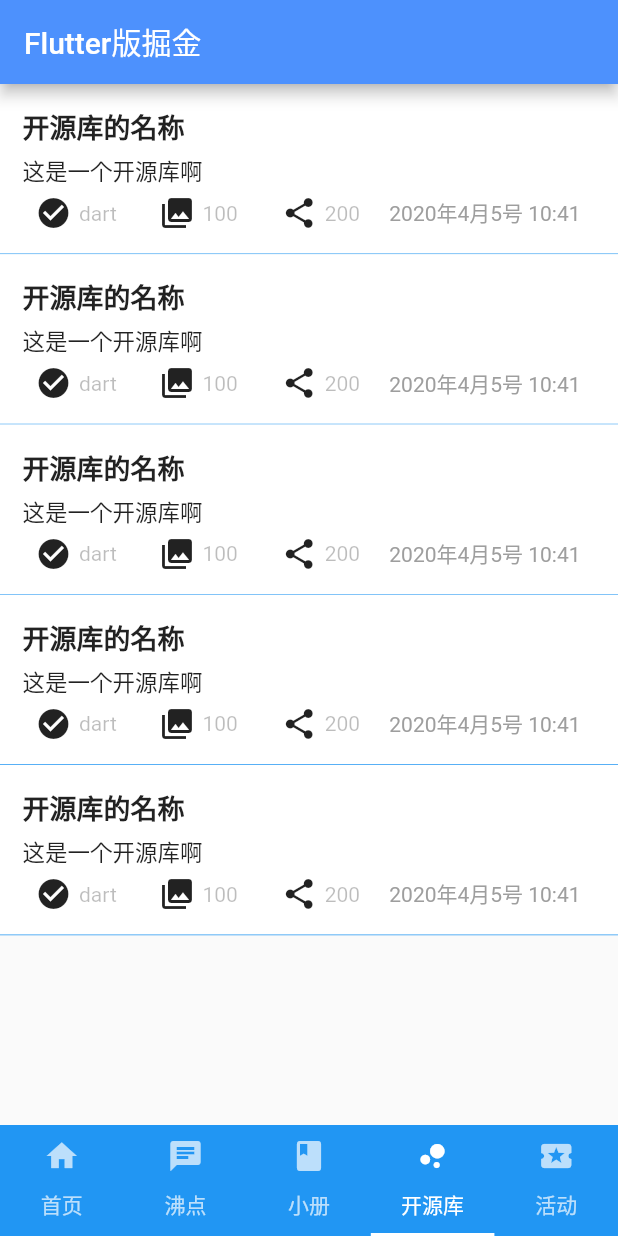
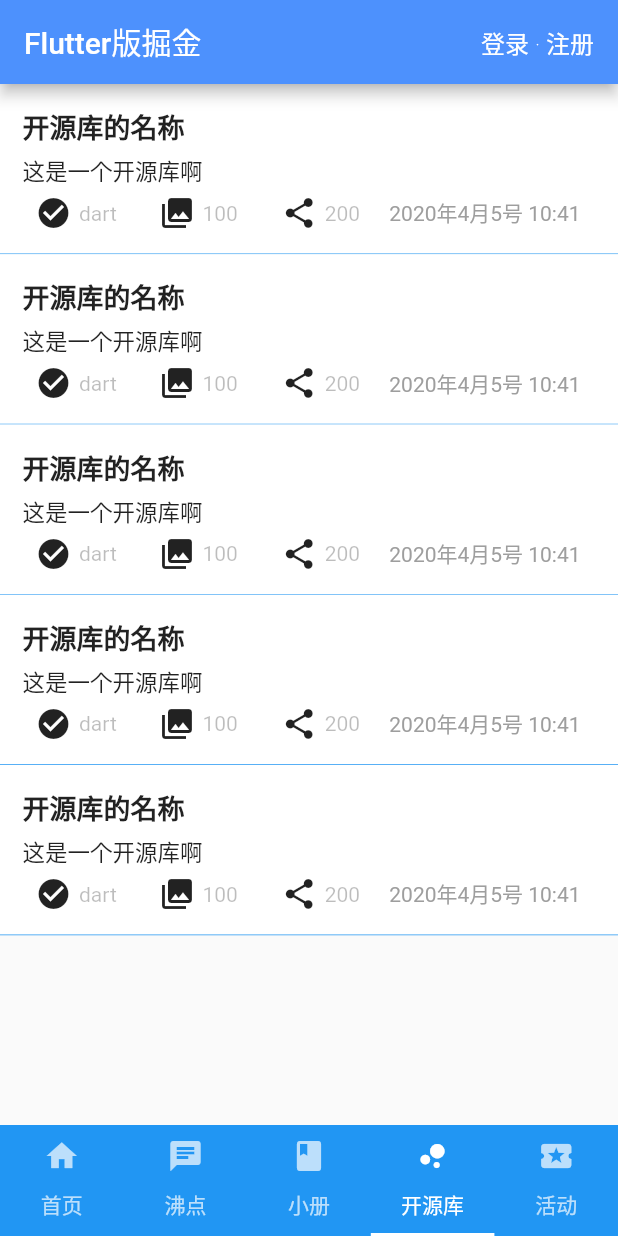
Before and after one commit to xiaoliudeHub/Flutter_juejin, a Flutter app: the screen it shows after launch, item 4 of the bottom bar chosen, on a phone screen of 412 x 824 dp. Run offline on Flutter 3.47's test engine with Material 2 defaults, Android fonts, the phone set to English and light mode, and no system bars; our stand-ins replace dio, event_bus, fluro, flutter_screenutil, flutter_swiper; generated files the repository leaves out were written again; network calls fail; statements that could not run were skipped.

Commit message:
登录及event_bus使用

```diff
--- /dev/null
+++ b/lib/event/event_bus.dart
@@ -0,0 +1,5 @@
+import 'package:event_bus/event_bus.dart';
+
+class ApplicationEvent {
+  static EventBus event;
+}
--- /dev/null
+++ b/lib/event/event_model.dart
@@ -0,0 +1,5 @@
+class UserLoginEvent {
+  final String userName;
+  final String userPic;
+  UserLoginEvent(this.userName, this.userPic);
+}
--- a/lib/pages/my_app.dart
+++ b/lib/pages/my_app.dart
@@ -1,6 +1,10 @@
+import 'package:event_bus/event_bus.dart';
 import 'package:fluro/fluro.dart';
 import 'package:flutter/material.dart';
 import 'package:flutter_screenutil/flutter_screenutil.dart';
+import 'package:juejin_app/event/event_bus.dart';
+import 'package:juejin_app/event/event_model.dart';
+import 'package:juejin_app/widgets/login_button.dart';
 import './activity_page.dart';
 import './book_page.dart';
 import './index_page.dart';
@@ -20,9 +24,10 @@ class _MyAppState extends State<MyApp> with SingleTickerProviderStateMixin{
 
 _MyAppState() {
   final router = Router();
-  // final eventBus = EventBus();
+  final eventBus = EventBus();
   Routes.configureRoutes(router);
   Application.router = router;
+  ApplicationEvent.event = eventBus;
 }
 
   final TextStyle tabTextStyleNormal =
@@ -56,11 +61,21 @@ _MyAppState() {
   // var _body;
   // List _appBarTitles = ['首页', '沸点', '小册', '开源库', '活动'];
 
+  String _userName = '';
+  String _userPic = '';
+
   TabController _tabController;
 
   @override
   void initState() {
         _tabController = TabController(length: _bottomTabs.length, vsync: this);
+
+        ApplicationEvent.event.on<UserLoginEvent>().listen((event) {
+           setState(() {
+             _userName = event.userName;
+             _userPic = event.userPic;
+           });
+        });
 
     super.initState();
   }
@@ -80,6 +95,12 @@ _MyAppState() {
         home: Scaffold(
           appBar: AppBar(
             title: Text('Flutter版掘金'),
+            actions: [
+              LoginButton(
+                 userName: _userName,
+                 userPic: _userPic,
+              ),
+            ],
           ),
           body: TabBarView(
             controller: _tabController,
--- a/lib/routers/router_handler.dart
+++ b/lib/routers/router_handler.dart
@@ -1,5 +1,6 @@
 
 import 'package:fluro/fluro.dart';
+import 'package:juejin_app/pages/login.dart';
 import 'package:juejin_app/pages/swip_page.dart';
 import '../pages/article_detail.dart';
 
@@ -18,3 +19,10 @@ Handler swipPageHandler = Handler(
      return SwipPage(pics: pics, currentIndex: index);
    },
 );
+
+Handler loginPageHandler = Handler(
+   handlerFunc: (context, parameters) {
+
+     return Login();
+   },
+);
--- a/lib/routers/routes.dart
+++ b/lib/routers/routes.dart
@@ -5,6 +5,7 @@ class Routes {
   static String root = '/';
   static String articleDetail = '/detail';
   static String swipPage = '/swip';
+static String loginPage = '/login';
 
   static void configureRoutes(Router router) {
     router.notFoundHandler = Handler(
@@ -14,5 +15,6 @@ class Routes {
     );
     router.define(articleDetail, handler: articleDetailHandler);
     router.define(swipPage, handler: swipPageHandler);
+    router.define(loginPage, handler: loginPageHandler);
   }
 }
--- /dev/null
+++ b/lib/widgets/login_button.dart
@@ -0,0 +1,39 @@
+import 'package:fluro/fluro.dart';
+import 'package:flutter/material.dart';
+import 'package:juejin_app/routers/application.dart';
+
+class LoginButton extends StatelessWidget {
+  final String userName;
+  final String userPic;
+
+  const LoginButton({Key key, this.userName, this.userPic}) : super(key: key);
+
+  @override
+  Widget build(BuildContext context) {
+    if (userName == '') {
+      return FlatButton(
+        onPressed: () {
+          Application.router.navigateTo(context, '/login', transition: TransitionType.fadeIn);
+        },
+        child: Text(
+          '登录 · 注册',
+           style: TextStyle(
+             color: Colors.white,
+             fontSize: 16.0,
+            fontWeight: FontWeight.w200,
+           ),
+        ),
+      );
+    }
+    return Container(
+      child: Row(
+        children: [
+          CircleAvatar(
+            backgroundImage: NetworkImage(userPic),
+            child: Text(userName),
+          )
+        ],
+      ),
+    );
+  }
+}
--- a/lib/widgets/repos_list_cell.dart
+++ b/lib/widgets/repos_list_cell.dart
@@ -105,7 +105,7 @@ class IconTextWidget extends StatelessWidget {
   @override
   Widget build(BuildContext context) {
     return Row(
-      mainAxisAlignment: MainAxisAlignment.center,
+      // mainAxisAlignment: MainAxisAlignment.center,
       children: [
         icon,
         SizedBox(
--- a/pubspec.yaml
+++ b/pubspec.yaml
@@ -36,6 +36,7 @@ dependencies:
   build_runner: ^1.0.0
   json_serializable: ^2.0.0
   flutter_swiper: ^1.1.6
+  event_bus: ^1.1.1
 
 
 dev_dependencies:
```
Also changed, not shown: lib/pages/login.dart (added, +81 -0 lines), lib/widgets/activity_list_cell.dart (+14 -13 lines), pubspec.lock.
